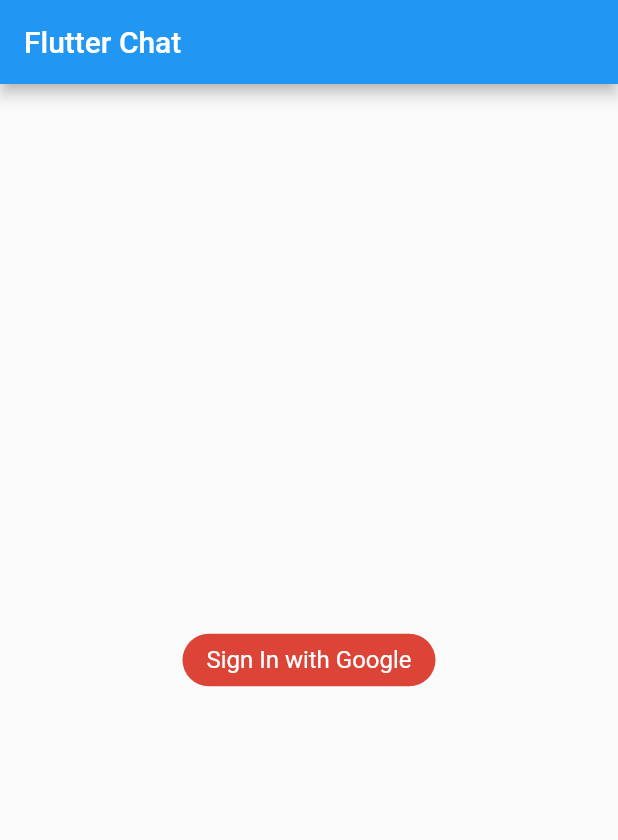
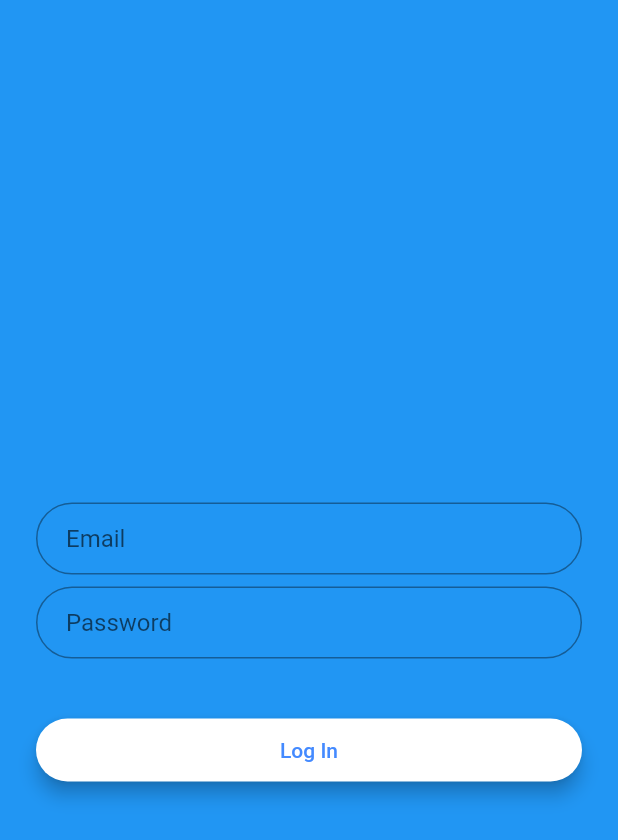
Before and after one commit to MinevichAndrei/flutter-chat, a Flutter app: the screen it shows after launch, on a phone screen of 412 x 824 dp. Shown: the top 840 px of the screen. Run offline on Flutter 3.47's test engine with Material 2 defaults, Android fonts, the phone set to English and light mode, and no system bars; our stand-ins replace cloud_firestore, firebase_auth, firebase_core, google_sign_in, random_string, shared_preferences; accounts and stored records are empty.

Commit message:
Edit signin screen

```diff
--- a/lib/main.dart
+++ b/lib/main.dart
@@ -1,10 +1,14 @@
 import 'package:firebase_core/firebase_core.dart';
 import 'package:flutter/material.dart';
+import 'package:flutter/services.dart';
 import 'package:flutter_chat/services/auth.dart';
 import 'package:flutter_chat/views/home.dart';
 import 'package:flutter_chat/views/sign_in.dart';
 
 void main() async {
+  SystemChrome.setSystemUIOverlayStyle(SystemUiOverlayStyle(
+    statusBarColor: Colors.blue,
+  ));
   WidgetsFlutterBinding.ensureInitialized();
   await Firebase.initializeApp();
   runApp(MyApp());
@@ -16,9 +20,7 @@ class MyApp extends StatelessWidget {
     return MaterialApp(
       title: 'Flutter Chat',
       debugShowCheckedModeBanner: false,
-      theme: ThemeData(
-        primarySwatch: Colors.blue,
-      ),
+      theme: ThemeData(),
       home: FutureBuilder(
         future: AuthMethods().getCurrentUser(),
         builder: (context, AsyncSnapshot<dynamic> snapshot) {
--- a/lib/views/sign_in.dart
+++ b/lib/views/sign_in.dart
@@ -1,4 +1,5 @@
 import 'package:flutter/material.dart';
+import 'package:flutter/services.dart';
 import 'package:flutter_chat/services/auth.dart';
 
 class SignIn extends StatefulWidget {
@@ -11,25 +12,67 @@ class SignIn extends StatefulWidget {
 class _SignInState extends State<SignIn> {
   @override
   Widget build(BuildContext context) {
+    final email = TextFormField(
+        keyboardType: TextInputType.emailAddress,
+        autofocus: false,
+        decoration: InputDecoration(
+            hintText: 'Email',
+            contentPadding: EdgeInsets.fromLTRB(20.0, 10.0, 20.0, 10.0),
+            border: OutlineInputBorder(
+              borderRadius: BorderRadius.circular(32.0),
+            )));
+
+    final password = TextFormField(
+        autofocus: false,
+        obscureText: true,
+        decoration: InputDecoration(
+            hintText: 'Password',
+            contentPadding: EdgeInsets.fromLTRB(20.0, 10.0, 20.0, 10.0),
+            border: OutlineInputBorder(
+              borderRadius: BorderRadius.circular(32.0),
+            )));
+
+    final loginButton = Padding(
+        padding: EdgeInsets.symmetric(vertical: 16.0),
+        child: ConstrainedBox(
+          constraints: BoxConstraints.tightFor(width: 200.0, height: 42.0),
+          child: ElevatedButton(
+            style: ButtonStyle(
+                backgroundColor: MaterialStateProperty.all<Color>(Colors.white),
+                shape: MaterialStateProperty.all<RoundedRectangleBorder>(
+                    RoundedRectangleBorder(
+                  borderRadius: BorderRadius.circular(30.0),
+                )),
+                elevation: MaterialStateProperty.all<double>(5.0)),
+            child: Text(
+              'Log In',
+              style: TextStyle(color: Colors.blueAccent),
+            ),
+            onPressed: () => {AuthMethods().signInWithGoogle(context)},
+          ),
+        ));
+
     return Scaffold(
-      appBar: AppBar(
-        title: Text("Flutter Chat"),
-      ),
-      body: Center(
-        child: GestureDetector(
-          onTap: () {
-            AuthMethods().signInWithGoogle(context);
-          },
-          child: Container(
-            decoration: BoxDecoration(
-              color: Color(0xffDB4437),
-              borderRadius: BorderRadius.circular(24),
-            ),
-            padding: EdgeInsets.symmetric(horizontal: 16, vertical: 8),
-            child: Text(
-              "Sign In with Google",
-              style: TextStyle(fontSize: 16, color: Colors.white),
-            ),
+      backgroundColor: Colors.blue,
+      body: SafeArea(
+        child: Center(
+          child: ListView(
+            shrinkWrap: true,
+            padding: EdgeInsets.only(left: 24.0, right: 24.0),
+            children: [
+              SizedBox(
+                height: 48.0,
+              ),
+              email,
+              SizedBox(
+                height: 8.0,
+              ),
+              password,
+              SizedBox(
+                height: 24.0,
+              ),
+              loginButton,
+            ],
           ),
         ),
       ),
```
